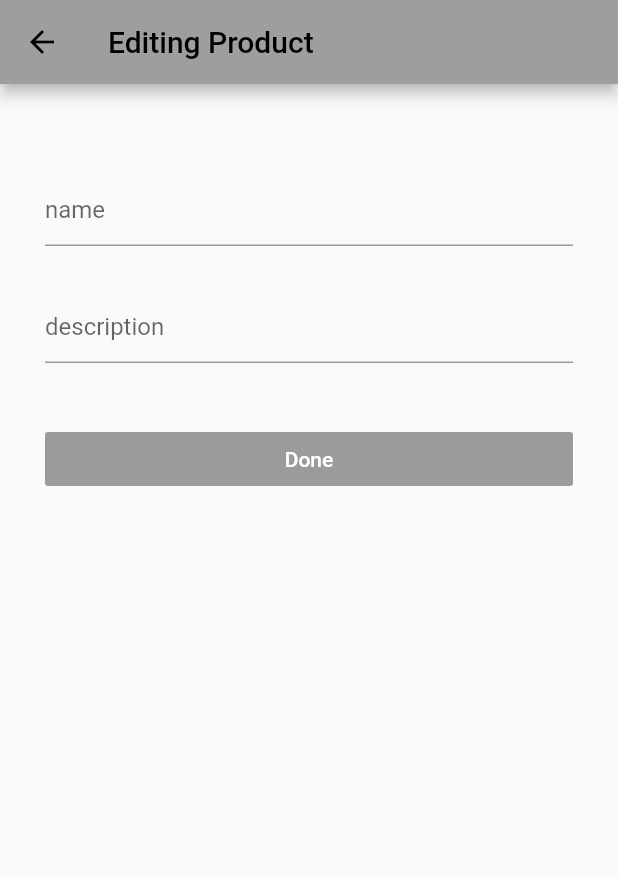
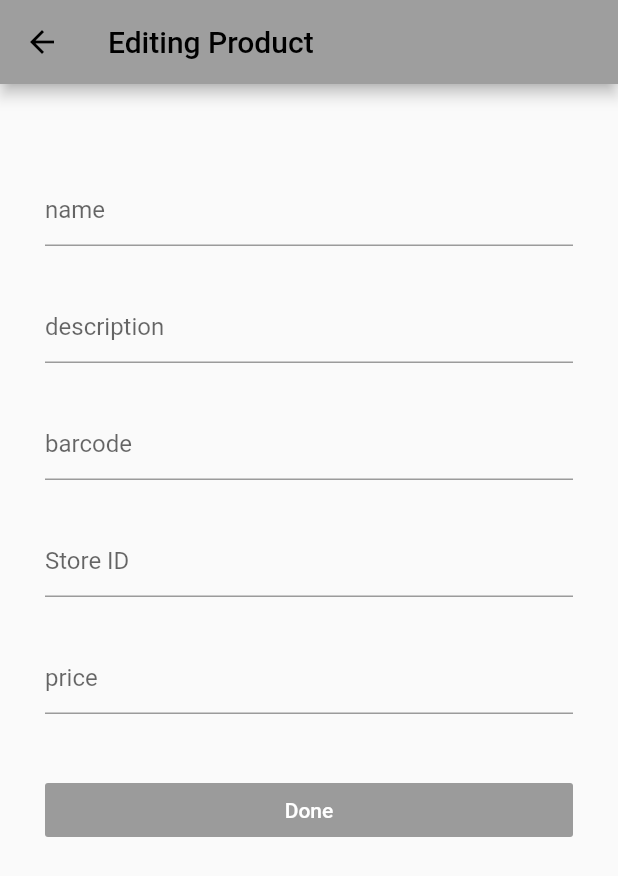
Before and after one commit to muhammedalmanie/matp_flutter, a Flutter app: the EditProduct screen opened directly with empty values, after a tap on "Done", on a phone screen of 412 x 824 dp. Shown: the top 876 px of the screen. Run offline on Flutter 3.47's test engine with Material 2 defaults, Android fonts, the light colour scheme and no system bars; our stand-ins replace flutter_slidable; network calls fail; key blocks and very long unbroken strings in the code were emptied for the run.

Commit message:
stores dropdown list / edit products

```diff
--- a/lib/pages/navpages/add_product.dart
+++ b/lib/pages/navpages/add_product.dart
@@ -1,9 +1,12 @@
+import 'dart:developer';
+
 import 'package:flutter/material.dart';
 import 'dart:convert';
 import 'package:http/http.dart' as http;
+import 'package:matp/models/store_model.dart';
 import 'package:matp/pages/navpages/products_page.dart';
 import 'package:matp/pages/util.dart';
-
+import 'package:matp/models/store_model.dart';
 //const String BASE_API = "http://docker101.tk/api/products/add";
 
 showMessage(BuildContext context, String contentMessage) {
@@ -49,6 +52,20 @@ class _AddProductState extends State<AddProduct> {
   final TextEditingController _controllerBarcode = new TextEditingController();
   final TextEditingController _controllerStoreID = new TextEditingController();
   final TextEditingController _controllerPrice = new TextEditingController();
+
+  late List<StoreModel> stores = [
+    // StoreModel ({id: "123", Name: "A"}),
+    // StoreModel({id: "123", Name: "A", Location: "B"})
+  ];
+
+  // final stores = List<String>.generate(10000, (i) => "Item $i");
+
+// final stores = List<StoreModel>.generate(
+//   1000,
+//   (i) => i % 6 == 0
+//       ? HeadingItem('Heading $i')
+//       : MessageItem('Sender $i', 'Message body $i'),
+// );
 
   @override
   Widget build(BuildContext context) {
@@ -115,19 +132,19 @@ class _AddProductState extends State<AddProduct> {
           ),
         ),
 
-/*
-        SizedBox(height: 30,),
-        //DropdownButton(items: [], onChanged:),
+        SizedBox(
+          height: 30,
+        ),
+        // DropdownButton(items: [], onChanged:),
         DropdownButton<String>(
-          items: <String>['A', 'B', 'C', 'D'].map((String value) {
+          items: stores.map((StoreModel store) {
             return DropdownMenuItem<String>(
-              value: value,
-              child: Text(value),
+              value: store.id,
+              child: Text(store.Name ?? ""),
             );
           }).toList(),
           onChanged: (_) {},
         ),
-*/
 
         SizedBox(
           height: 40,
@@ -235,7 +252,7 @@ class _AddProductState extends State<AddProduct> {
         var message = json.decode(response.body)['message'];
         showMessage(context, message);
       } else {
-        var messageError = "Couldn't not connect!!";
+        var messageError = "Couldn't connect!!";
         showMessage(context, messageError);
       }
     }
--- a/lib/pages/navpages/edit_product.dart
+++ b/lib/pages/navpages/edit_product.dart
@@ -2,20 +2,35 @@ import 'dart:convert';
 import 'package:flutter/material.dart';
 import 'package:http/http.dart' as http;
 import 'package:matp/pages/util.dart';
+import 'package:matp/pages/navpages/products_page.dart';
 
 class EditProduct extends StatefulWidget {
   String id;
   String name;
   String description;
+  String barcode;
+  String storeID;
+  String price;
+
   EditProduct(
-      {required this.id, required this.name, required this.description});
+      {required this.id,
+      required this.name,
+      required this.description,
+      required this.barcode,
+      required this.storeID,
+      required this.price});
   @override
   _EditProductState createState() => _EditProductState();
 }
 
 class _EditProductState extends State<EditProduct> {
-  final TextEditingController _controllerFullName = new TextEditingController();
-  final TextEditingController _controllerEmail = new TextEditingController();
+  final TextEditingController _controllerName = new TextEditingController();
+  final TextEditingController _controllerDescription =
+      new TextEditingController();
+  final TextEditingController _controllerBarcode = new TextEditingController();
+  final TextEditingController _controllerStoreID = new TextEditingController();
+  final TextEditingController _controllerPrice = new TextEditingController();
+
   String id = '';
   @override
   void initState() {
@@ -24,8 +39,11 @@ class _EditProductState extends State<EditProduct> {
 
     setState(() {
       id = widget.id;
-      _controllerFullName.text = widget.name;
-      _controllerEmail.text = widget.description;
+      _controllerName.text = widget.name;
+      _controllerDescription.text = widget.description;
+      _controllerBarcode.text = widget.barcode;
+      _controllerStoreID.text = widget.storeID;
+      _controllerPrice.text = widget.price;
     });
   }
 
@@ -47,7 +65,7 @@ class _EditProductState extends State<EditProduct> {
           height: 30,
         ),
         TextField(
-          controller: _controllerFullName,
+          controller: _controllerName,
           cursorColor: Colors.black38,
           decoration: InputDecoration(
             hintText: "name",
@@ -57,10 +75,40 @@ class _EditProductState extends State<EditProduct> {
           height: 30,
         ),
         TextField(
-          controller: _controllerEmail,
+          controller: _controllerDescription,
           cursorColor: Colors.black38,
           decoration: InputDecoration(
             hintText: "description",
+          ),
+        ),
+        SizedBox(
+          height: 30,
+        ),
+        TextField(
+          controller: _controllerBarcode,
+          cursorColor: Colors.black38,
+          decoration: InputDecoration(
+            hintText: "barcode",
+          ),
+        ),
+        SizedBox(
+          height: 30,
+        ),
+        TextField(
+          controller: _controllerStoreID,
+          cursorColor: Colors.black38,
+          decoration: InputDecoration(
+            hintText: "Store ID",
+          ),
+        ),
+        SizedBox(
+          height: 30,
+        ),
+        TextField(
+          controller: _controllerPrice,
+          cursorColor: Colors.black38,
+          decoration: InputDecoration(
+            hintText: "price",
           ),
         ),
         SizedBox(
@@ -80,10 +128,16 @@ class _EditProductState extends State<EditProduct> {
   }
 
   editProduct() async {
-    var name = _controllerFullName.text;
-    var description = _controllerEmail.text;
+    var name = _controllerName.text;
+    var description = _controllerDescription.text;
+    var barcode = _controllerBarcode.text;
+    var storeID = _controllerStoreID.text;
+    var price = _controllerPrice.text;
+
     if (name.isNotEmpty && description.isNotEmpty) {
-      var url = Uri.parse("http://localhost:3000/api/products/edit");
+      // var url = Uri.http("localhost:3000", "/api/products/edit/", {'id': item['_id']});
+      var url = Uri.parse("http://localhost:3000/api/products/edit/$id");
+
       var bodyData = json.encode({"name": name, "description": description});
       var response = await http.post(url,
           headers: {
@@ -91,11 +145,14 @@ class _EditProductState extends State<EditProduct> {
             "Accept": "application/json"
           },
           body: bodyData);
-      if (response.statusCode == 200) {
+      if (response.statusCode == 200 && !json.decode(response.body)['error']) {
         var messageSuccess = json.decode(response.body)['message'];
         showMessage(context, messageSuccess);
+      } else if (json.decode(response.body)['error']) {
+        var message = json.decode(response.body)['message'];
+        showMessage(context, message);
       } else {
-        var messageError = "Can not update this product!!";
+        var messageError = "Couldn't connect!!";
         showMessage(context, messageError);
       }
     }
--- a/lib/pages/navpages/products_page.dart
+++ b/lib/pages/navpages/products_page.dart
@@ -8,7 +8,7 @@ import 'package:matp/pages/navpages/add_product.dart';
 import 'package:matp/pages/navpages/product_data.dart';
 import 'package:url_launcher/url_launcher.dart';
 import 'package:flutter_slidable/flutter_slidable.dart';
-// import 'package:matp/pages/navpages/edit_product.dart';
+import 'package:matp/pages/navpages/edit_product.dart';
 
 class ProductsPage extends StatefulWidget {
   const ProductsPage({Key? key}) : super(key: key);
@@ -147,6 +147,7 @@ class _ProductsPageState extends State<ProductsPage> {
                 //(){print('You pressed the button.');},
                 //showDeleteAlert(context, item),
                 //deleteProduct(item['_id']),
+
                 (context) {
               deleteProduct(item);
             },
@@ -161,6 +162,11 @@ class _ProductsPageState extends State<ProductsPage> {
                 //print('You pressed the button.'),
                 //editProduct(item),
                 doNothing,
+
+            // (context) {
+            //           editProduct(item);
+            //         },
+
             backgroundColor: Color(0xFF21B7CA),
             foregroundColor: Colors.white,
             icon: Icons.edit,
@@ -203,14 +209,21 @@ class _ProductsPageState extends State<ProductsPage> {
     var id = item['_id'].toString();
     var name = item['name'].toString();
     var description = item['description'].toString();
-    // Navigator.push(
-    //     context,
-    //     MaterialPageRoute(
-    //         builder: (context) => EditProduct(
-    //               id: id,
-    //               name: name,
-    //               description: description,
-    //             )));
+    var barcode = item['barcode'].toString();
+    var storeID = item['store'].toString();
+    var price = item['productPrice'].toString();
+
+    Navigator.push(
+        context,
+        MaterialPageRoute(
+            builder: (context) => EditProduct(
+                  id: id,
+                  name: name,
+                  description: description,
+                  barcode: barcode,
+                  storeID: storeID,
+                  price: price,
+                )));
   }
 
   deleteProduct(item) {
@@ -250,7 +263,7 @@ class _ProductsPageState extends State<ProductsPage> {
     // set up the AlertDialog
     AlertDialog alert = AlertDialog(
       title: Text("Message"),
-      content: Text("Would you like to delete this user?"),
+      content: Text("Would you like to delete this product?"),
       actions: [
         noButton,
         yesButton,
```
Also changed, not shown: lib/models/store_model.dart (added, +29 -0 lines), lib/pages/navpages/product_data.dart (+38 -49 lines), lib/pages/navpages/store_page.dart (+67 -16 lines).
